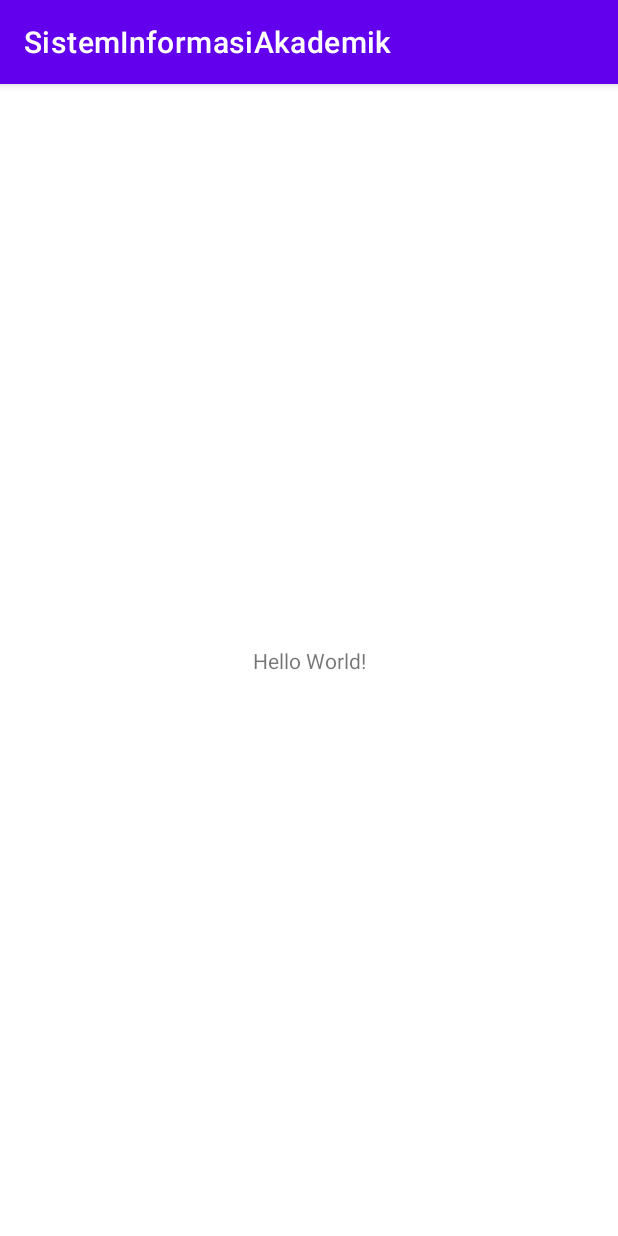
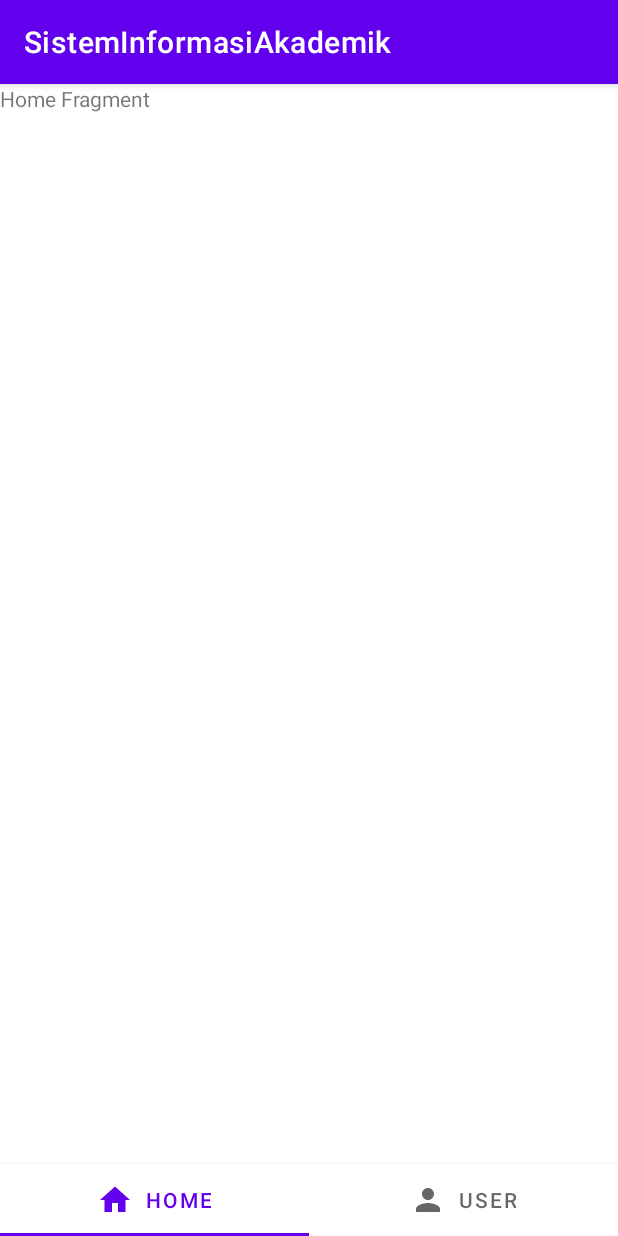
Before and after one commit to tisnahadiana/SistemInformasiAkademik, an Android app: the MainActivity screen opened directly, with no data from a screen before it, on a phone screen of 412 x 824 dp. Run offline under Robolectric (Android 15) with nearby library versions, the phone set to English and light mode, and no system bars; our stand-ins replace Firebase (no records; nobody signed in at launch, a user with empty details on screens opened directly).

Commit message:
User Data success

```diff
--- /dev/null
+++ b/app/src/main/java/com/droomptech/sisteminformasiakademik/Adapter/ViewPagerAdapter.kt
@@ -0,0 +1,33 @@
+package com.droomptech.sisteminformasiakademik.Adapter
+
+import androidx.fragment.app.Fragment
+import androidx.fragment.app.FragmentManager
+import androidx.fragment.app.FragmentPagerAdapter
+import com.google.android.material.appbar.AppBarLayout
+
+class ViewPagerAdapter (supportFragmentManager: FragmentManager) :
+    FragmentPagerAdapter(supportFragmentManager, BEHAVIOR_RESUME_ONLY_CURRENT_FRAGMENT)  {
+
+    private val FragmentList = ArrayList<Fragment>()
+    private val FragmentTitleList = ArrayList<String>()
+
+    override fun getCount(): Int {
+        return FragmentList.size
+    }
+
+    override fun getItem(position: Int): Fragment {
+        return FragmentList[position]
+    }
+
+    override fun getPageTitle(position: Int): CharSequence? {
+        return FragmentTitleList[position]
+    }
+
+    fun addFragment(fragment: Fragment, title: String){
+        FragmentList.add(fragment)
+        FragmentTitleList.add(title)
+    }
+
+
+
+}
--- a/app/src/main/java/com/droomptech/sisteminformasiakademik/MainActivity.kt
+++ b/app/src/main/java/com/droomptech/sisteminformasiakademik/MainActivity.kt
@@ -2,10 +2,32 @@ package com.droomptech.sisteminformasiakademik
 
 import androidx.appcompat.app.AppCompatActivity
 import android.os.Bundle
+import com.droomptech.sisteminformasiakademik.Adapter.ViewPagerAdapter
+import com.droomptech.sisteminformasiakademik.databinding.ActivityMainBinding
+import com.droomptech.sisteminformasiakademik.fragment.HomeFragment
+import com.droomptech.sisteminformasiakademik.fragment.UserFragment
 
 class MainActivity : AppCompatActivity() {
+
+    lateinit var binding : ActivityMainBinding
+
     override fun onCreate(savedInstanceState: Bundle?) {
         super.onCreate(savedInstanceState)
-        setContentView(R.layout.activity_main)
+        binding = ActivityMainBinding.inflate(layoutInflater)
+        setContentView(binding.root)
+
+        setupTab()
+    }
+
+    private fun setupTab() {
+        val adapter = ViewPagerAdapter(supportFragmentManager)
+        adapter.addFragment(HomeFragment(), "Home")
+        adapter.addFragment(UserFragment(), "User")
+
+        binding.viewPager.adapter = adapter
+        binding.tabs.setupWithViewPager(binding.viewPager)
+
+        binding.tabs.getTabAt(0)!!.setIcon(R.drawable.ic_home)
+        binding.tabs.getTabAt(1)!!.setIcon(R.drawable.ic_user)
     }
 }
--- /dev/null
+++ b/app/src/main/java/com/droomptech/sisteminformasiakademik/fragment/HomeFragment.kt
@@ -0,0 +1,21 @@
+package com.droomptech.sisteminformasiakademik.fragment
+
+import android.os.Bundle
+import androidx.fragment.app.Fragment
+import android.view.LayoutInflater
+import android.view.View
+import android.view.ViewGroup
+import com.droomptech.sisteminformasiakademik.R
+
+
+class HomeFragment : Fragment() {
+
+    override fun onCreateView(
+        inflater: LayoutInflater, container: ViewGroup?,
+        savedInstanceState: Bundle?
+    ): View? {
+        // Inflate the layout for this fragment
+        return inflater.inflate(R.layout.fragment_home, container, false)
+    }
+
+}
--- /dev/null
+++ b/app/src/main/java/com/droomptech/sisteminformasiakademik/fragment/UserFragment.kt
@@ -0,0 +1,58 @@
+package com.droomptech.sisteminformasiakademik.fragment
+
+import android.content.Intent
+import android.os.Bundle
+import androidx.fragment.app.Fragment
+import android.view.LayoutInflater
+import android.view.View
+import android.view.ViewGroup
+import com.droomptech.sisteminformasiakademik.LoginActivity
+import com.droomptech.sisteminformasiakademik.databinding.FragmentUserBinding
+import com.google.firebase.auth.FirebaseAuth
+
+
+class UserFragment : Fragment() {
+
+    private var _binding : FragmentUserBinding? = null
+    lateinit var auth: FirebaseAuth
+
+    private val binding get() = _binding!!
+
+    override fun onCreateView(
+        inflater: LayoutInflater, container: ViewGroup?,
+        savedInstanceState: Bundle?
+    ): View? {
+        _binding = FragmentUserBinding.inflate(layoutInflater, container, false)
+        return binding.root
+    }
+
+    override fun onDestroy() {
+        super.onDestroy()
+        _binding = null
+    }
+
+    override fun onViewCreated(view: View, savedInstanceState: Bundle?) {
+        super.onViewCreated(view, savedInstanceState)
+
+        auth = FirebaseAuth.getInstance()
+        val user = auth.currentUser
+
+        if (user != null){
+            binding.edtName.setText(user.displayName)
+            binding.edtEmail.setText(user.email)
+        }
+
+        binding.btnLogout.setOnClickListener {
+            btnLogout()
+        }
+    }
+
+    private fun btnLogout() {
+        auth = FirebaseAuth.getInstance()
+        auth.signOut()
+        val intent = Intent(context, LoginActivity::class.java)
+        startActivity(intent)
+        activity?.finish()
+    }
+
+}
--- /dev/null
+++ b/app/src/main/res/drawable/ic_home.xml
@@ -0,0 +1,5 @@
+<vector android:height="24dp" android:tint="#2C75B1"
+    android:viewportHeight="24" android:viewportWidth="24"
+    android:width="24dp" xmlns:android="http://schemas.android.com/apk/res/android">
+    <path android:fillColor="@android:color/white" android:pathData="M10,20v-6h4v6h5v-8h3L12,3 2,12h3v8z"/>
+</vector>
--- /dev/null
+++ b/app/src/main/res/drawable/ic_user.xml
@@ -0,0 +1,5 @@
+<vector android:height="24dp" android:tint="#2C75B1"
+    android:viewportHeight="24" android:viewportWidth="24"
+    android:width="24dp" xmlns:android="http://schemas.android.com/apk/res/android">
+    <path android:fillColor="@android:color/white" android:pathData="M12,12c2.21,0 4,-1.79 4,-4s-1.79,-4 -4,-4 -4,1.79 -4,4 1.79,4 4,4zM12,14c-2.67,0 -8,1.34 -8,4v2h16v-2c0,-2.66 -5.33,-4 -8,-4z"/>
+</vector>
--- a/app/src/main/res/layout/activity_main.xml
+++ b/app/src/main/res/layout/activity_main.xml
@@ -1,18 +1,31 @@
 <?xml version="1.0" encoding="utf-8"?>
-<androidx.constraintlayout.widget.ConstraintLayout xmlns:android="http://schemas.android.com/apk/res/android"
+<RelativeLayout xmlns:android="http://schemas.android.com/apk/res/android"
     xmlns:app="http://schemas.android.com/apk/res-auto"
     xmlns:tools="http://schemas.android.com/tools"
     android:layout_width="match_parent"
     android:layout_height="match_parent"
     tools:context=".MainActivity">
 
-    <TextView
-        android:layout_width="wrap_content"
+    <androidx.viewpager.widget.ViewPager
+        android:id="@+id/viewPager"
+        android:layout_width="match_parent"
+        android:layout_height="match_parent"/>
+
+    <com.google.android.material.appbar.AppBarLayout
+        android:id="@+id/appBarLayout"
+        android:layout_width="match_parent"
         android:layout_height="wrap_content"
-        android:text="Hello World!"
-        app:layout_constraintBottom_toBottomOf="parent"
-        app:layout_constraintLeft_toLeftOf="parent"
-        app:layout_constraintRight_toRightOf="parent"
-        app:layout_constraintTop_toTopOf="parent" />
+        android:layout_alignParentBottom="true">
 
-</androidx.constraintlayout.widget.ConstraintLayout>
+        <com.google.android.material.tabs.TabLayout
+            android:id="@+id/tabs"
+            android:layout_width="match_parent"
+            android:layout_height="wrap_content"
+            app:tabGravity="fill"
+            app:tabInlineLabel="true"
+            app:tabMode="fixed"/>
+
+
+    </com.google.android.material.appbar.AppBarLayout>
+
+</RelativeLayout>
--- /dev/null
+++ b/app/src/main/res/layout/fragment_home.xml
@@ -0,0 +1,14 @@
+<?xml version="1.0" encoding="utf-8"?>
+<FrameLayout xmlns:android="http://schemas.android.com/apk/res/android"
+    xmlns:tools="http://schemas.android.com/tools"
+    android:layout_width="match_parent"
+    android:layout_height="match_parent"
+    tools:context=".fragment.HomeFragment">
+
+    <!-- TODO: Update blank fragment layout -->
+    <TextView
+        android:layout_width="match_parent"
+        android:layout_height="match_parent"
+        android:text="Home Fragment" />
+
+</FrameLayout>
```
Also changed, not shown: app/src/main/res/layout/fragment_user.xml (added, +63 -0 lines).
